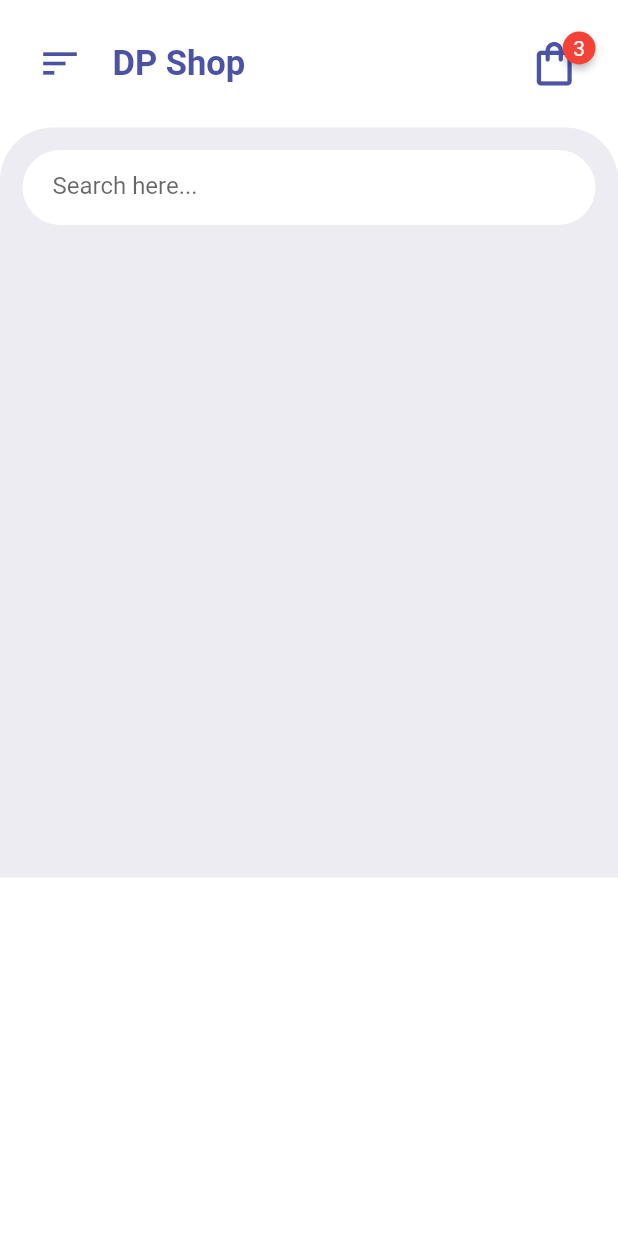
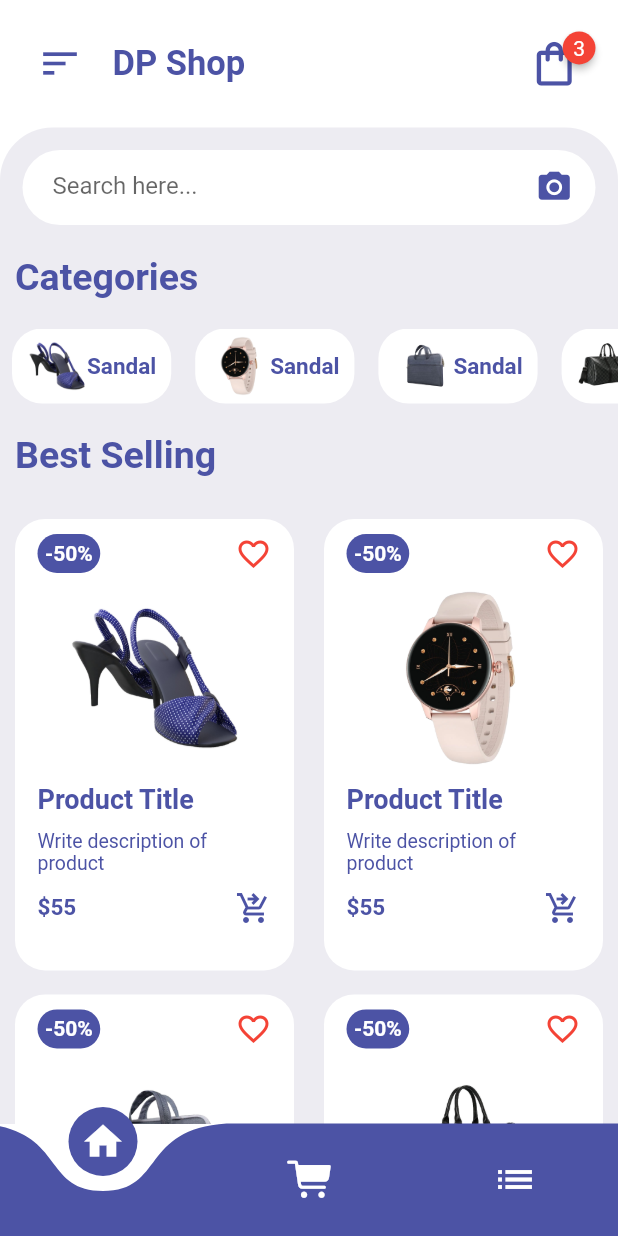
Before and after one commit to kylsnchz12/Shopping-App-UI, a Flutter app: the screen it shows after launch, on a phone screen of 412 x 824 dp. Run offline on Flutter 3.47's test engine with Material 2 defaults, Android fonts, the phone set to English and light mode, and no system bars; drawn by our look-alikes of badges, curved_navigation_bar.

Commit message:
Implementing product cards

```diff
--- a/shopping_ui/lib/pages/home_page.dart
+++ b/shopping_ui/lib/pages/home_page.dart
@@ -1,6 +1,11 @@
+import 'package:curved_navigation_bar/curved_navigation_bar.dart';
+import 'package:flutter/cupertino.dart';
 import 'package:flutter/material.dart';
 import 'package:flutter/services.dart';
 import 'package:shopping_ui/widgets/homeappbar.dart';
+
+import '../widgets/categories_widget.dart';
+import '../widgets/items_widget.dart';
 
 class HomePage extends StatelessWidget {
   const HomePage({super.key});
@@ -12,7 +17,7 @@ class HomePage extends StatelessWidget {
           children: [
             const HomeAppBar(),
             Container(
-            height: 500,
+              //height: 500,
               padding: const EdgeInsets.only(top: 15),
               decoration: const BoxDecoration(
                   color: Color(0xFFEDECF2),
@@ -35,19 +40,72 @@ class HomePage extends StatelessWidget {
                           height: 50,
                           width: 300,
                           child: TextFormField(
-                          decoration: InputDecoration(
+                            decoration: const InputDecoration(
                                 border: InputBorder.none,
                                 hintText: "Search here..."),
                           ),
+                        ),
+                        const Spacer(),
+                        const Icon(
+                          Icons.camera_alt,
+                          size: 25,
+                          color: Color(0xFF4C53A5),
                         )
+                      ],
+                    ),
+                  ),
+                  Container(
+                    alignment: Alignment.centerLeft,
+                    margin: const EdgeInsets.symmetric(
+                        vertical: 20, horizontal: 10),
+                    child: const Text(
+                      "Categories",
+                      style: TextStyle(
+                          fontSize: 25,
+                          fontWeight: FontWeight.bold,
+                          color: Color(0xFF4C53A5)),
+                    ),
+                  ),
+                  CategoriesWidget(),
+                  Container(
+                    alignment: Alignment.centerLeft,
+                    margin: const EdgeInsets.symmetric(
+                        vertical: 20, horizontal: 10),
+                    child: const Text(
+                      "Best Selling",
+                      style: TextStyle(
+                          fontSize: 25,
+                          fontWeight: FontWeight.bold,
+                          color: Color(0xFF4C53A5)),
+                    ),
+                  ),
+                  ItemsWidget(),
                 ],
               ),
             ),
           ],
         ),
+        bottomNavigationBar: CurvedNavigationBar(
+            color: const Color(0xFF4C53A5),
+            backgroundColor: Colors.transparent,
+            height: 75,
+            onTap: (index) {},
+            items: const [
+              Icon(
+                Icons.home,
+                size: 30,
+                color: Colors.white,
+              ),
+              Icon(
+                CupertinoIcons.cart_fill,
+                size: 30,
+                color: Colors.white,
+              ),
+              Icon(
+                Icons.list,
+                size: 30,
+                color: Colors.white,
               )
-        ],
-      ),
-    );
+            ]));
   }
 }
--- /dev/null
+++ b/shopping_ui/lib/widgets/categories_widget.dart
@@ -0,0 +1,38 @@
+import 'package:flutter/material.dart';
+
+class CategoriesWidget extends StatelessWidget {
+  @override
+  Widget build(BuildContext context) {
+    return SingleChildScrollView(
+      scrollDirection: Axis.horizontal,
+      child: Row(
+        children: [
+          for (int i = 1; i < 8; i++)
+            Container(
+              margin: const EdgeInsets.symmetric(horizontal: 8.0),
+              padding: const EdgeInsets.symmetric(vertical: 5, horizontal: 10),
+              decoration: BoxDecoration(
+                  color: Colors.white, borderRadius: BorderRadius.circular(20)),
+              child: Row(
+                crossAxisAlignment: CrossAxisAlignment.center,
+                children: [
+                  Image.asset(
+                    "images/$i.png",
+                    width: 40,
+                    height: 40,
+                  ),
+                  const Text(
+                    "Sandal",
+                    style: TextStyle(
+                        fontWeight: FontWeight.bold,
+                        fontSize: 15,
+                        color: Color(0xFF4C53A5)),
+                  )
+                ],
+              ),
+            )
+        ],
+      ),
+    );
+  }
+}
--- /dev/null
+++ b/shopping_ui/lib/widgets/items_widget.dart
@@ -0,0 +1,98 @@
+import 'package:flutter/material.dart';
+
+class ItemsWidget extends StatelessWidget {
+  const ItemsWidget({super.key});
+
+  @override
+  Widget build(BuildContext context) {
+    return GridView.count(
+      childAspectRatio: 0.65,
+      physics: const NeverScrollableScrollPhysics(),
+      crossAxisCount: 2,
+      shrinkWrap: true,
+      children: [
+        for (int i = 1; i < 8; i++)
+          Container(
+            padding: const EdgeInsets.only(left: 15, right: 15, top: 10),
+            margin: const EdgeInsets.symmetric(vertical: 8, horizontal: 10),
+            decoration: BoxDecoration(
+                color: Colors.white, borderRadius: BorderRadius.circular(20)),
+            child: Column(
+              children: [
+                Row(
+                  mainAxisAlignment: MainAxisAlignment.spaceBetween,
+                  children: [
+                    Container(
+                      padding: const EdgeInsets.all(5),
+                      decoration: BoxDecoration(
+                          color: const Color(0xFF4C53A5),
+                          borderRadius: BorderRadius.circular(20)),
+                      child: const Text(
+                        "-50%",
+                        style: TextStyle(
+                            fontSize: 14,
+                            color: Colors.white,
+                            fontWeight: FontWeight.bold),
+                      ),
+                    ),
+                    const Icon(
+                      Icons.favorite_border,
+                      color: Colors.red,
+                    )
+                  ],
+                ),
+                InkWell(
+                  onTap: () {},
+                  child: Container(
+                    margin: const EdgeInsets.all(10),
+                    child: Image.asset(
+                      "images/$i.png",
+                      height: 120,
+                      width: 120,
+                    ),
+                  ),
+                ),
+                Container(
+                  padding: const EdgeInsets.only(bottom: 10),
+                  alignment: Alignment.centerLeft,
+                  child: const Text(
+                    "Product Title",
+                    style: TextStyle(
+                        fontSize: 18,
+                        color: Color(0xFF4C53A5),
+                        fontWeight: FontWeight.bold),
+                  ),
+                ),
+                Container(
+                  alignment: Alignment.centerLeft,
+                  child: const Text(
+                    "Write description of product",
+                    style: TextStyle(fontSize: 13, color: Color(0xFF4C53A5)),
+                  ),
+                ),
+                Padding(
+                  padding: const EdgeInsets.symmetric(vertical: 10),
+                  child: Row(
+                    mainAxisAlignment: MainAxisAlignment.spaceBetween,
+                    children: const [
+                      Text(
+                        "\$55",
+                        style: TextStyle(
+                            fontSize: 15,
+                            fontWeight: FontWeight.bold,
+                            color: Color(0xFF4C53A5)),
+                      ),
+                      Icon(
+                        Icons.shopping_cart_checkout,
+                        color: Color(0xFF4C53A5),
+                      )
+                    ],
+                  ),
+                )
+              ],
+            ),
+          )
+      ],
+    );
+  }
+}
--- a/shopping_ui/pubspec.yaml
+++ b/shopping_ui/pubspec.yaml
@@ -36,6 +36,7 @@ dependencies:
   # Use with the CupertinoIcons class for iOS style icons.
   cupertino_icons: ^1.0.2
   badges: ^3.0.2
+  curved_navigation_bar: ^1.0.3
 
 dev_dependencies:
   flutter_test:
@@ -63,6 +64,8 @@ flutter:
   # assets:
   #   - images/a_dot_burr.jpeg
   #   - images/a_dot_ham.jpeg
+  assets:
+    - images/
 
   # An image asset can refer to one or more resolution-specific "variants", see
   # https://flutter.dev/assets-and-images/#resolution-aware
```
Also changed, not shown: shopping_ui/images/1.png (added), shopping_ui/images/2.png (added), shopping_ui/images/3.png (added), shopping_ui/images/4.png (added), shopping_ui/images/5.png (added), shopping_ui/images/6.png (added), shopping_ui/images/7.png (added), shopping_ui/pubspec.lock, 1 other file. Lines whose indentation alone changed are shown as unchanged.
